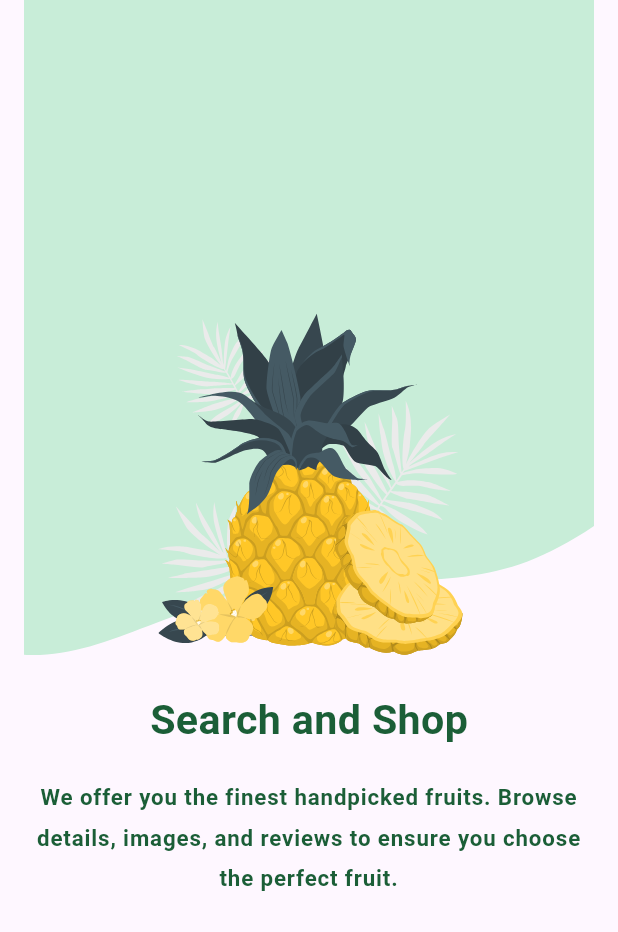
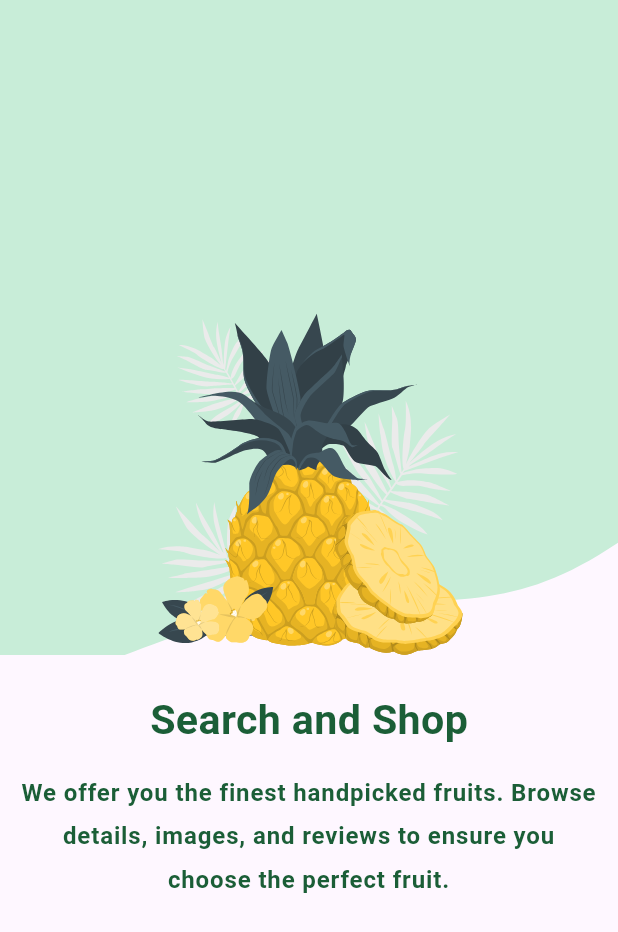
Before and after one commit to AlaaSharshera/Fruitopia, a Flutter app: the SecondOnboardingView screen opened by its route, on a phone screen of 412 x 824 dp. Shown: the top 932 px of the screen. Run offline on Flutter 3.47's test engine with Material 3 defaults, Android fonts, the light colour scheme and no system bars; our stand-ins replace device_preview, flutter_bloc, flutter_screenutil, flutter_svg, google_fonts, smooth_page_indicator; Roboto replaces fonts that are missing (Cairo).

Commit message:
Wrap onboarding background SVG in Container to fix responsive layout on tablets

```diff
--- a/lib/features/on_boarding/presentation/widgets/custom_onboarding_body.dart
+++ b/lib/features/on_boarding/presentation/widgets/custom_onboarding_body.dart
@@ -30,18 +30,28 @@ class CustomOnboardingBody extends StatelessWidget {
       children: [
         Stack(
           children: [
-            SvgPicture.asset(
-              Assets.imagesBackgroundOnboarding,
+            Container(
               width: MediaQuery.of(context).size.width,
               height: MediaQuery.of(context).size.height * 0.53,
+              alignment: Alignment.topCenter,
+              child: SvgPicture.asset(
+                Assets.imagesBackgroundOnboarding,
+                fit: BoxFit.cover,
+                width: double.infinity,
+                height: double.infinity,
                 color: backgroundColor,
               ),
-          isOnboarding1?  Positioned(
+            ),
+
+            isOnboarding1
+                ? Positioned(
                   top: 50.h,
                   right: 20.w,
                   child: TextButton(
                     onPressed: () {
-                  BlocProvider.of<AppLanguageCubit>(context).changeLanguage();
+                      BlocProvider.of<AppLanguageCubit>(
+                        context,
+                      ).changeLanguage();
                     },
                     child: Text(
                       S.of(context).appLanguage,
@@ -52,7 +62,8 @@ class CustomOnboardingBody extends StatelessWidget {
                       ),
                     ),
                   ),
-            ):SizedBox(),
+                )
+                : SizedBox(),
             Positioned(
               bottom: 0,
               right: 0,
@@ -70,14 +81,14 @@ class CustomOnboardingBody extends StatelessWidget {
             color: kPrimaryColor,
           ),
         ),
-        SizedBox(height: 16.h),
+        SizedBox(height: 12.h),
         Padding(
           padding: EdgeInsets.symmetric(horizontal: 12.w),
           child: Text(
             subtitle,
             textAlign: TextAlign.center,
             style: GoogleFonts.cairo(
-              fontSize: 13.sp,
+              fontSize: 14.sp,
               fontWeight: FontWeight.bold,
               color: kPrimaryColor,
               height: 1.5.h,
@@ -85,7 +96,6 @@ class CustomOnboardingBody extends StatelessWidget {
             ),
           ),
         ),
-
       ],
     );
   }
```
Lines whose indentation alone changed are shown as unchanged.
